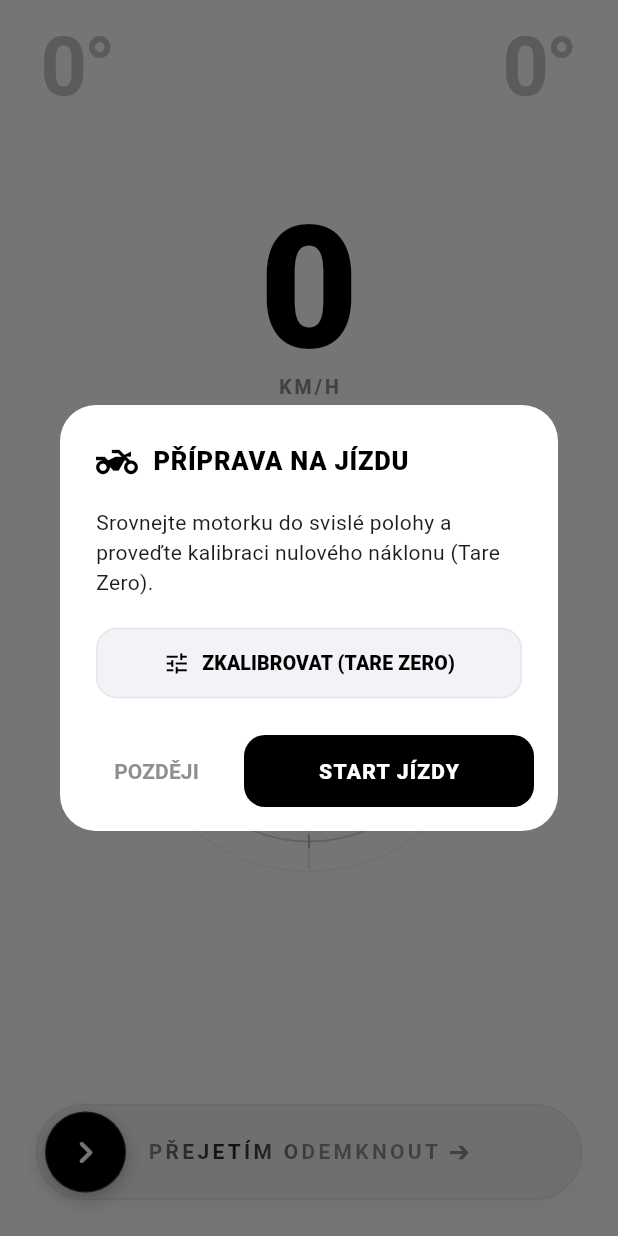
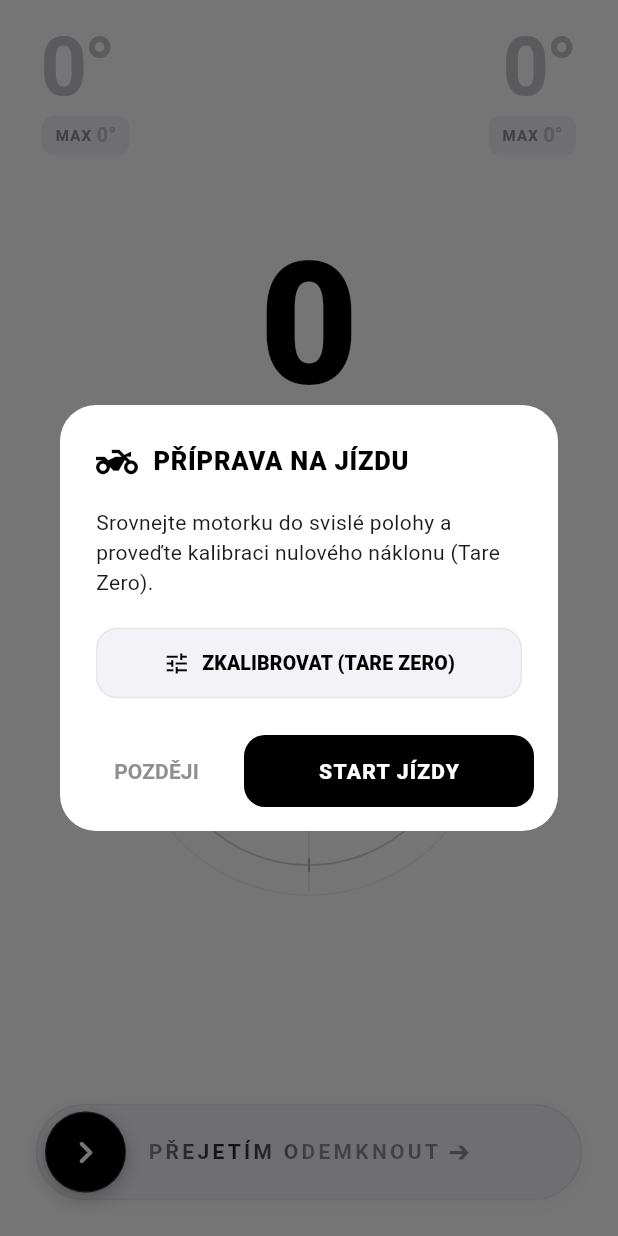
Before and after one commit to cqeta1564/MotoLogger, a Flutter app: the screen it shows after launch, on a phone screen of 412 x 824 dp. Run offline on Flutter 3.47's test engine with Material 3 defaults, Android fonts, the phone set to English and light mode, and no system bars; our stand-ins replace fl_chart, flutter_blue_plus, geolocator, share_plus, sqflite; accounts and stored records are empty; Roboto replaces fonts that are missing (-apple-system).

Commit message:
feat(dashboard): add peak max lean angle indicators for left and right with reset capability

```diff
--- a/app/lib/ui/dashboard/dashboard_screen.dart
+++ b/app/lib/ui/dashboard/dashboard_screen.dart
@@ -205,8 +205,11 @@ class _DashboardScreenState extends State<DashboardScreen> {
 
   void _toggleDemoSimulation() {
     HapticFeedback.selectionClick();
-    final isMocking = widget.telemetryManager.bleService.state.name == 'connected';
+    final isMocking = widget.telemetryManager.bleService.isMockMode;
     widget.telemetryManager.bleService.enableMockMode(!isMocking);
+    if (isMocking) {
+      widget.telemetryManager.resetPeaks();
+    }
     ScaffoldMessenger.of(context).showSnackBar(
       SnackBar(
         content: Text(!isMocking ? 'Demo simulace aktivována' : 'Demo simulace vypnuta'),
@@ -227,6 +230,8 @@ class _DashboardScreenState extends State<DashboardScreen> {
         final currentLean = pkt.leanAngleDeg;
         final leftLean = currentLean < 0 ? -currentLean : 0.0;
         final rightLean = currentLean > 0 ? currentLean : 0.0;
+        final maxLeftLean = widget.telemetryManager.maxLeanLeft.abs();
+        final maxRightLean = widget.telemetryManager.maxLeanRight.abs();
 
         return Scaffold(
           backgroundColor: Colors.white,
@@ -249,8 +254,8 @@ class _DashboardScreenState extends State<DashboardScreen> {
                   Positioned.fill(
                     child: SafeArea(
                       child: isLandscape
-                          ? _buildLandscapeLayout(pkt, leftLean, rightLean)
-                          : _buildPortraitLayout(pkt, leftLean, rightLean),
+                          ? _buildLandscapeLayout(pkt, leftLean, rightLean, maxLeftLean, maxRightLean)
+                          : _buildPortraitLayout(pkt, leftLean, rightLean, maxLeftLean, maxRightLean),
                     ),
                   ),
                 ],
@@ -267,19 +272,22 @@ class _DashboardScreenState extends State<DashboardScreen> {
     dynamic pkt,
     double leftLean,
     double rightLean,
+    double maxLeftLean,
+    double maxRightLean,
   ) {
     return Column(
       children: [
         const SizedBox(height: 18),
 
-        // Top Row: Apple Precision Lean Badges (Left & Right)
+        // Top Row: Apple Precision Lean Badges (Left & Right) with Peak Hold
         Padding(
           padding: const EdgeInsets.symmetric(horizontal: 28),
           child: Row(
             mainAxisAlignment: MainAxisAlignment.spaceBetween,
+            crossAxisAlignment: CrossAxisAlignment.start,
             children: [
-              _buildLeanBadge(leftLean.round(), isLeft: true),
-              _buildLeanBadge(rightLean.round(), isLeft: false),
+              _buildLeanBadge(leftLean.round(), maxLeftLean.round(), isLeft: true),
+              _buildLeanBadge(rightLean.round(), maxRightLean.round(), isLeft: false),
             ],
           ),
         ),
@@ -343,6 +351,8 @@ class _DashboardScreenState extends State<DashboardScreen> {
     dynamic pkt,
     double leftLean,
     double rightLean,
+    double maxLeftLean,
+    double maxRightLean,
   ) {
     return Stack(
       alignment: Alignment.center,
@@ -351,14 +361,14 @@ class _DashboardScreenState extends State<DashboardScreen> {
         Positioned(
           top: 14,
           left: 44,
-          child: _buildLeanBadge(leftLean.round(), isLeft: true),
+          child: _buildLeanBadge(leftLean.round(), maxLeftLean.round(), isLeft: true),
         ),
 
         // Top Right: Lean Badge Right
         Positioned(
           top: 14,
           right: 44,
-          child: _buildLeanBadge(rightLean.round(), isLeft: false),
+          child: _buildLeanBadge(rightLean.round(), maxRightLean.round(), isLeft: false),
         ),
 
         // Center Top: Speed Display
@@ -422,9 +432,16 @@ class _DashboardScreenState extends State<DashboardScreen> {
 
   // ================= COMMON COMPONENT BUILDERS =================
 
-  Widget _buildLeanBadge(int angle, {required bool isLeft}) {
+  Widget _buildLeanBadge(int angle, int maxAngle, {required bool isLeft}) {
     final isActive = angle > 0;
-    return Text(
+    final hasMax = maxAngle > 0;
+
+    return Column(
+      crossAxisAlignment: isLeft ? CrossAxisAlignment.start : CrossAxisAlignment.end,
+      mainAxisSize: MainAxisSize.min,
+      children: [
+        // Live Lean Angle
+        Text(
           '$angle°',
           style: TextStyle(
             color: isActive ? Colors.black : const Color(0xFFC7C7CC),
@@ -435,6 +452,63 @@ class _DashboardScreenState extends State<DashboardScreen> {
             fontFamily: '-apple-system',
             fontFeatures: const [FontFeature.tabularFigures()],
           ),
+        ),
+        const SizedBox(height: 5),
+
+        // Apple Tactile Peak Chip ("MAX XX°")
+        GestureDetector(
+          onTap: () {
+            HapticFeedback.selectionClick();
+          },
+          onLongPress: () {
+            HapticFeedback.heavyImpact();
+            widget.telemetryManager.resetPeaks();
+            ScaffoldMessenger.of(context).showSnackBar(
+              const SnackBar(
+                content: Text('Maximální náklony byly vynulovány'),
+                duration: Duration(seconds: 1),
+                backgroundColor: Colors.black87,
+              ),
+            );
+          },
+          child: Container(
+            padding: const EdgeInsets.symmetric(horizontal: 8, vertical: 3),
+            decoration: BoxDecoration(
+              color: const Color(0xFFF2F2F7),
+              borderRadius: BorderRadius.circular(8),
+              border: Border.all(
+                color: hasMax ? const Color(0xFFE5E5EA) : Colors.transparent,
+                width: 0.8,
+              ),
+            ),
+            child: Row(
+              mainAxisSize: MainAxisSize.min,
+              children: [
+                const Text(
+                  'MAX ',
+                  style: TextStyle(
+                    color: Color(0xFF8E8E93),
+                    fontSize: 10,
+                    fontWeight: FontWeight.w700,
+                    letterSpacing: 0.8,
+                    fontFamily: '-apple-system',
+                  ),
+                ),
+                Text(
+                  '$maxAngle°',
+                  style: TextStyle(
+                    color: hasMax ? Colors.black : const Color(0xFFC7C7CC),
+                    fontSize: 13,
+                    fontWeight: FontWeight.w700,
+                    fontFamily: '-apple-system',
+                    fontFeatures: const [FontFeature.tabularFigures()],
+                  ),
+                ),
+              ],
+            ),
+          ),
+        ),
+      ],
     );
   }
 
```
Also changed, not shown: app/lib/services/ble_service.dart (+20 -0 lines), app/lib/services/telemetry_manager.dart (+8 -0 lines). Lines whose indentation alone changed are shown as unchanged.
